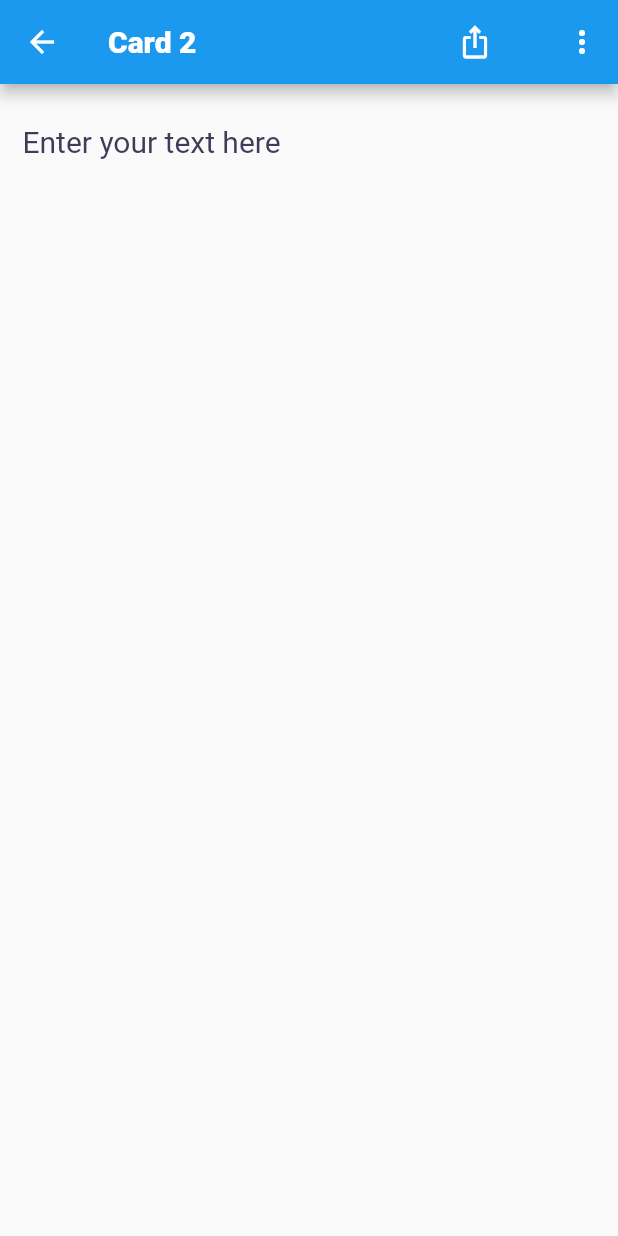
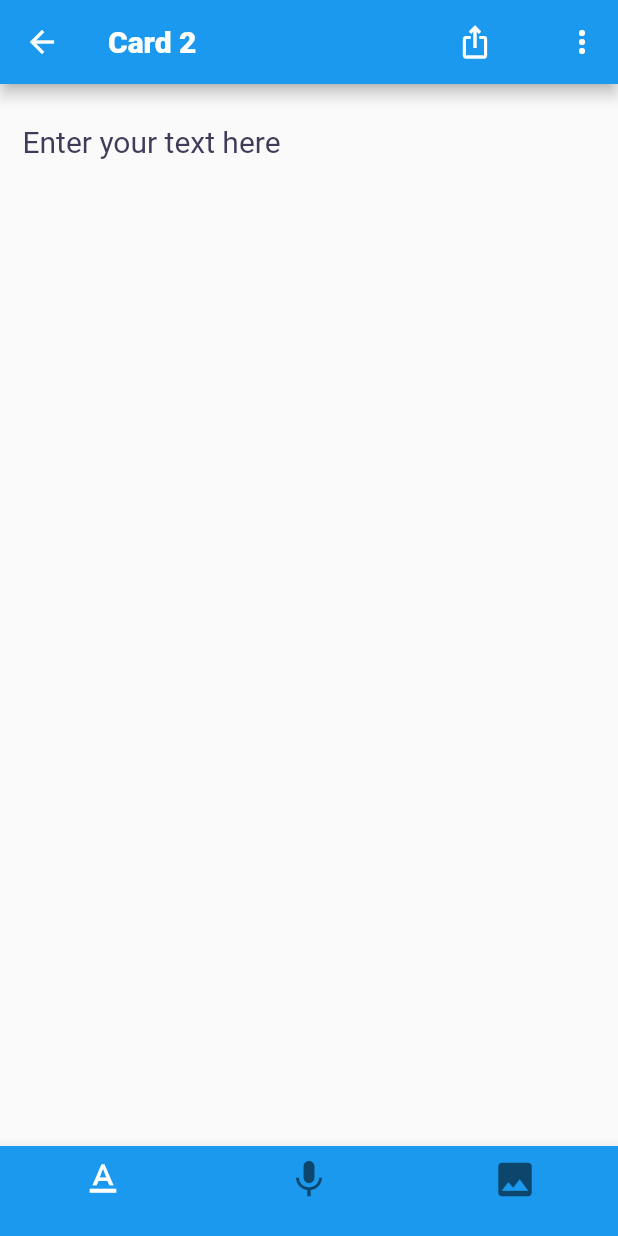
Before and after one commit to Udit-Develops/flash_card, a Flutter app: the Fcards screen opened directly, on a phone screen of 412 x 824 dp. Run offline on Flutter 3.47's test engine with Material 2 defaults, Android fonts, the phone set to English and light mode, and no system bars; our stand-ins replace font_awesome_flutter.

Commit message:
fourth commit

```diff
--- /dev/null
+++ b/lib/custom_widget/bottom_bar.dart
@@ -0,0 +1,37 @@
+import 'package:flutter/material.dart';
+
+import '../screens/home_screen.dart';
+
+class BottomBar extends StatefulWidget {
+  const BottomBar({Key? key}) : super(key: key);
+
+  @override
+  State<BottomBar> createState() => _BottomBarState();
+}
+
+class _BottomBarState extends State<BottomBar> {
+  int _selectedIndex = 0;
+  static const TextStyle optionStyle =
+      TextStyle(fontSize: 30, fontWeight: FontWeight.bold);
+  static const List<Widget> _widgetOptions = <Widget>[];
+
+  void _onItemTapped(int index) {
+    setState(() {
+      _selectedIndex = index;
+    });
+  }
+
+  @override
+  Widget build(BuildContext context) {
+    return BottomNavigationBar(
+      backgroundColor: Color(0xFF1A99EE),
+      iconSize: 30.0,
+      items: const <BottomNavigationBarItem>[
+        BottomNavigationBarItem(icon: Icon(Icons.text_format), label: ''),
+        BottomNavigationBarItem(icon: Icon(Icons.mic), label: ''),
+        BottomNavigationBarItem(icon: Icon(Icons.image), label: ''),
+      ],
+      selectedItemColor: Colors.white,
+    );
+  }
+}
--- a/lib/screens/f_cards.dart
+++ b/lib/screens/f_cards.dart
@@ -1,7 +1,7 @@
 import 'package:flash_card/constants.dart';
+import 'package:flash_card/custom_widget/bottom_bar.dart';
 import 'package:flash_card/screens/home_screen.dart';
 import 'package:flutter/material.dart';
-
 
 class Fcards extends StatefulWidget {
   const Fcards({Key? key}) : super(key: key);
@@ -11,7 +11,6 @@ class Fcards extends StatefulWidget {
 }
 
 class _FcardsState extends State<Fcards> {
-
   @override
   Widget build(BuildContext context) {
     return Scaffold(
@@ -62,17 +61,22 @@ class _FcardsState extends State<Fcards> {
           ],
         ),
       ),
-      body: const Padding(
+      bottomNavigationBar: BottomBar(),
+      body: Column(
+        children: const [
+          Padding(
             padding: EdgeInsets.all(15.0),
             child: TextField(
               keyboardType: TextInputType.multiline,
-          maxLines: 50,
+              maxLines: 10,
               decoration: InputDecoration(
                 border: InputBorder.none,
                 hintText: 'Enter your text here',
                 hintStyle: kFCardinitialTStyle,
               ),
             ),
+          ),
+        ],
       ),
     );
   }
```
Also changed, not shown: lib/screens/mcq_page.dart (added). Lines whose indentation alone changed are shown as unchanged.
